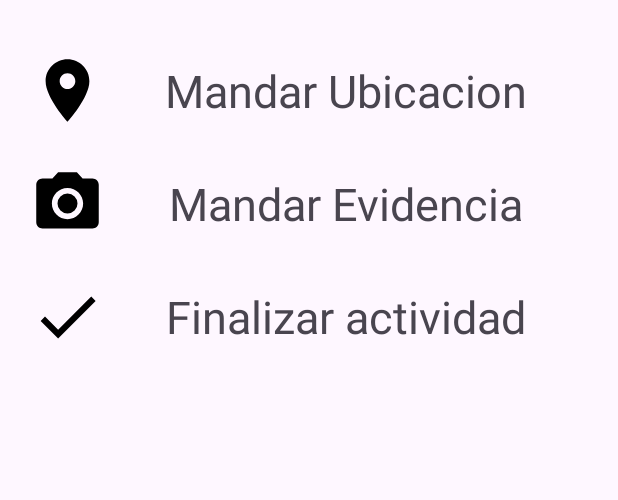
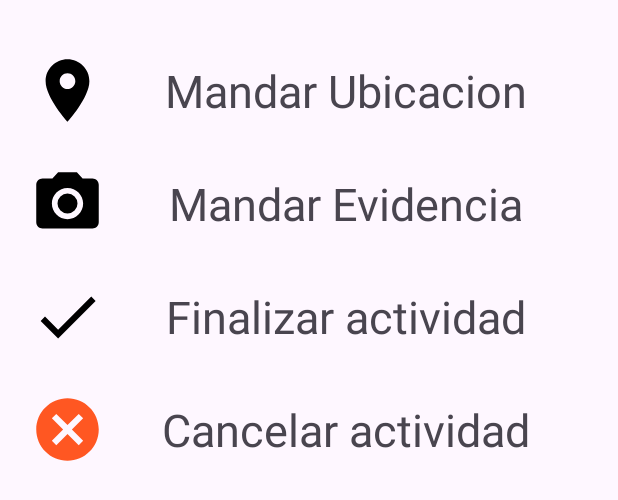
Before and after one commit to Miltonrubio/BitacoraAndroid, an Android app: the layout spinner_dropdown_item.xml on its own in the app's theme, with its tools: preview values and no code run, on a phone screen of 412 x 824 dp. Shown: the top 500 px of the screen. Run offline under Robolectric (Android 15) with nearby library versions, the phone set to English and light mode, and no system bars; network calls fail.

Commit message:
AGREGADA SECCION DE CANCELACION

```diff
--- /dev/null
+++ b/app/src/main/res/drawable/baseline_cancel_24.xml
@@ -0,0 +1,5 @@
+<vector android:height="24dp" android:tint="#000000"
+    android:viewportHeight="24" android:viewportWidth="24"
+    android:width="24dp" xmlns:android="http://schemas.android.com/apk/res/android">
+    <path android:fillColor="@android:color/white" android:pathData="M12,2C6.47,2 2,6.47 2,12s4.47,10 10,10 10,-4.47 10,-10S17.53,2 12,2zM17,15.59L15.59,17 12,13.41 8.41,17 7,15.59 10.59,12 7,8.41 8.41,7 12,10.59 15.59,7 17,8.41 13.41,12 17,15.59z"/>
+</vector>
--- a/app/src/main/res/layout/spinner_dropdown_item.xml
+++ b/app/src/main/res/layout/spinner_dropdown_item.xml
@@ -1,4 +1,5 @@
 <LinearLayout xmlns:android="http://schemas.android.com/apk/res/android"
+    xmlns:app="http://schemas.android.com/apk/res-auto"
     android:layout_width="match_parent"
     android:layout_height="wrap_content"
     android:layout_marginTop="15dp"
@@ -95,4 +96,30 @@
             android:textSize="30dp" />
     </LinearLayout>
 
+
+    <LinearLayout
+        android:id="@+id/LayoutCancelarActividad"
+        android:layout_width="match_parent"
+        android:layout_height="wrap_content"
+        android:layout_marginBottom="25dp"
+        android:clickable="true"
+        android:orientation="horizontal">
+
+        <ImageView
+            android:layout_width="50dp"
+            android:layout_height="50dp"
+            android:src="@drawable/baseline_cancel_24"
+            app:tint="@color/rojo" />
+
+        <TextView
+            android:layout_width="match_parent"
+            android:layout_height="match_parent"
+            android:layout_gravity="center"
+            android:gravity="center"
+            android:text="Cancelar actividad"
+            android:textSize="30dp" />
+    </LinearLayout>
+
+
+
 </LinearLayout>
```
Also changed, not shown: app/src/main/java/com/example/bitacora/AdaptadorActividades.java (+52 -6 lines), app/src/main/java/com/example/bitacora/HomeFragment.java (+17 -20 lines), app/src/main/res/layout/opcion_cancelar.xml (added, +33 -0 lines).
